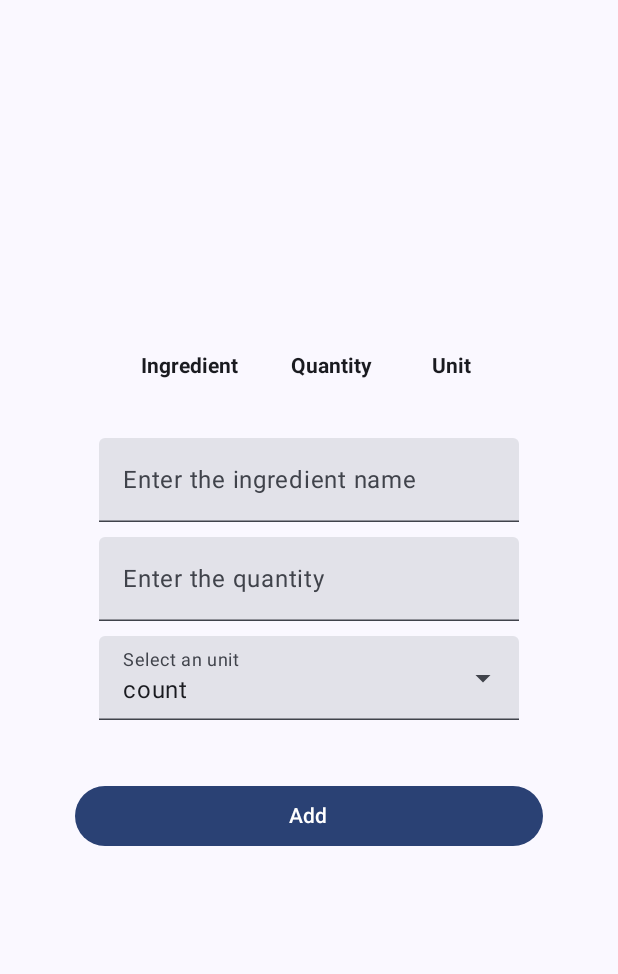
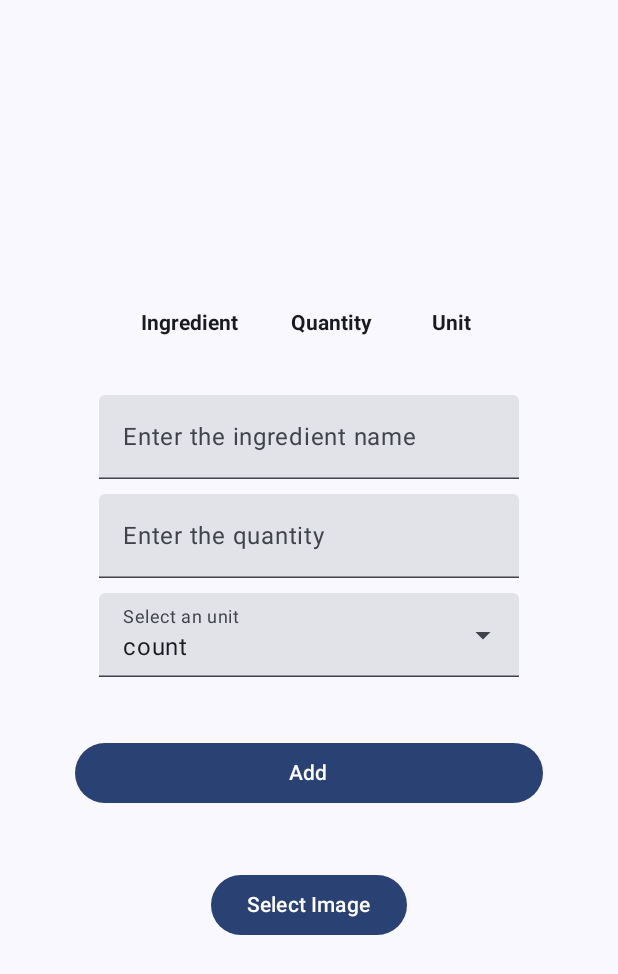
Before and after one commit to Brian-Kwong/FoodScanner, an Android app built with Jetpack Compose: the screen it shows after launch (MainActivity), on a phone screen of 412 x 824 dp. Shown: the top 974 px of the screen. Run offline under Robolectric (Android 15) with nearby library versions, the phone set to English and light mode, and no system bars.

Commit message:
Added image detection

```diff
--- a/app/build.gradle.kts
+++ b/app/build.gradle.kts
@@ -37,10 +37,15 @@ android {
     buildFeatures {
         compose = true
     }
+
+    packaging {
+        resources.excludes.add("**/*.tflite")
+    }
 }
 
 dependencies {
     implementation(libs.androidx.lifecycle.viewmodel.compose)
+    implementation(libs.tensorflow.lite.task.vision)
     implementation(libs.ui)
     implementation(libs.material3)
     implementation(libs.androidx.core.ktx)
@@ -51,6 +56,7 @@ dependencies {
     implementation(libs.androidx.ui.graphics)
     implementation(libs.androidx.ui.tooling.preview)
     implementation(libs.androidx.material3)
+    implementation(libs.androidx.media3.common.ktx)
     testImplementation(libs.junit)
     androidTestImplementation(libs.androidx.junit)
     androidTestImplementation(libs.androidx.espresso.core)
--- /dev/null
+++ b/app/src/main/java/com/zybooks/foodscanner/ui/ImagePicker.kt
@@ -0,0 +1,44 @@
+package com.zybooks.foodscanner.ui
+
+import android.util.Log
+import androidx.activity.compose.rememberLauncherForActivityResult
+import androidx.activity.result.PickVisualMediaRequest
+import androidx.activity.result.contract.ActivityResultContracts
+import androidx.compose.material3.Button
+import androidx.compose.material3.Text
+import androidx.compose.runtime.Composable
+import androidx.compose.runtime.getValue
+import androidx.compose.runtime.mutableStateOf
+import androidx.compose.runtime.remember
+import androidx.compose.runtime.setValue
+import androidx.compose.ui.platform.LocalContext
+import com.zybooks.foodscanner.processImage
+
+@Composable
+fun ImagePicker(){
+
+    var imageUUri  by remember  { mutableStateOf("") }
+    val context = LocalContext.current
+    val pickMedia = rememberLauncherForActivityResult(ActivityResultContracts.PickVisualMedia()) { uri ->
+        // Callback is invoked after the user selects a media item or closes the
+        // photo picker.
+        if (uri != null) {
+            Log.d("PhotoPicker", "Selected URI: $uri")
+            // Returns the URI of the selected media item
+            processImage(uri, context)
+
+        } else {
+            Log.d("PhotoPicker", "No media selected")
+        }
+    }
+
+    val mimeType = "image/*"
+
+    // Button for selecting an image
+    Button(onClick = {
+        pickMedia.launch(PickVisualMediaRequest(ActivityResultContracts.PickVisualMedia.SingleMimeType(mimeType)))
+        Log.d("PhotoPicker2", imageUUri)
+    }) {
+        Text("Select Image")
+    }
+}
--- a/app/src/main/java/com/zybooks/foodscanner/ui/inputScreen.kt
+++ b/app/src/main/java/com/zybooks/foodscanner/ui/inputScreen.kt
@@ -206,5 +206,6 @@ fun InputTable(modifier: Modifier = Modifier, viewModel: InputViewModel = viewMo
         }) {
             Text("Add")
         }
+        ImagePicker()
     }}
 }
--- a/gradle/libs.versions.toml
+++ b/gradle/libs.versions.toml
@@ -9,7 +9,10 @@ lifecycleRuntimeKtx = "2.8.7"
 activityCompose = "1.10.1"
 composeBom = "2025.02.00"
 material3 = "1.0.0-alpha01"
+tensorflowLiteTaskVision = "0.3.1"
 uiText = "1.7.8"
+objectDetection = "17.0.2"
+media3CommonKtx = "1.5.1"
 
 [libraries]
 androidx-core-ktx = { group = "androidx.core", name = "core-ktx", version.ref = "coreKtx" }
@@ -29,7 +32,10 @@ androidx-ui-test-manifest = { group = "androidx.compose.ui", name = "ui-test-man
 androidx-ui-test-junit4 = { group = "androidx.compose.ui", name = "ui-test-junit4" }
 androidx-material3 = { group = "androidx.compose.material3", name = "material3" }
 material3 = { module = "androidx.compose.material3:material3", version.ref = "material3" }
+tensorflow-lite-task-vision = { module = "org.tensorflow:tensorflow-lite-task-vision", version.ref = "tensorflowLiteTaskVision" }
 ui = { module = "androidx.compose.ui:ui", version.ref = "uiText" }
+object-detection = { group = "com.google.mlkit", name = "object-detection", version.ref = "objectDetection" }
+androidx-media3-common-ktx = { group = "androidx.media3", name = "media3-common-ktx", version.ref = "media3CommonKtx" }
 
 [plugins]
 android-application = { id = "com.android.application", version.ref = "agp" }
```
Also changed, not shown: app/src/main/java/com/zybooks/foodscanner/ImageProcessor.kt (added, +63 -0 lines), 1 other file.
